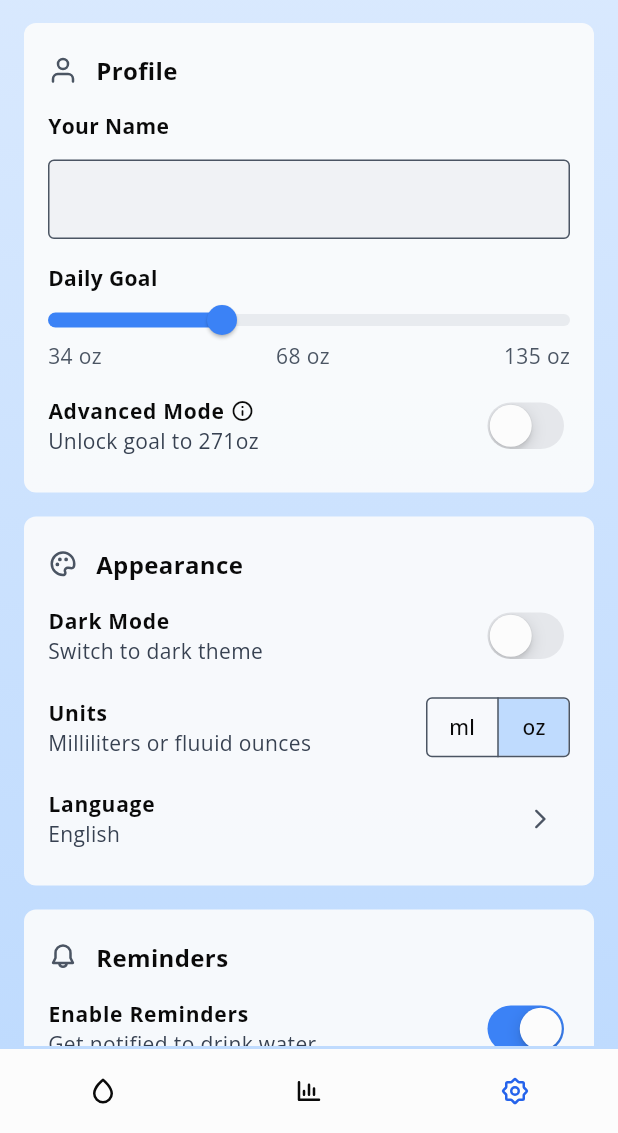
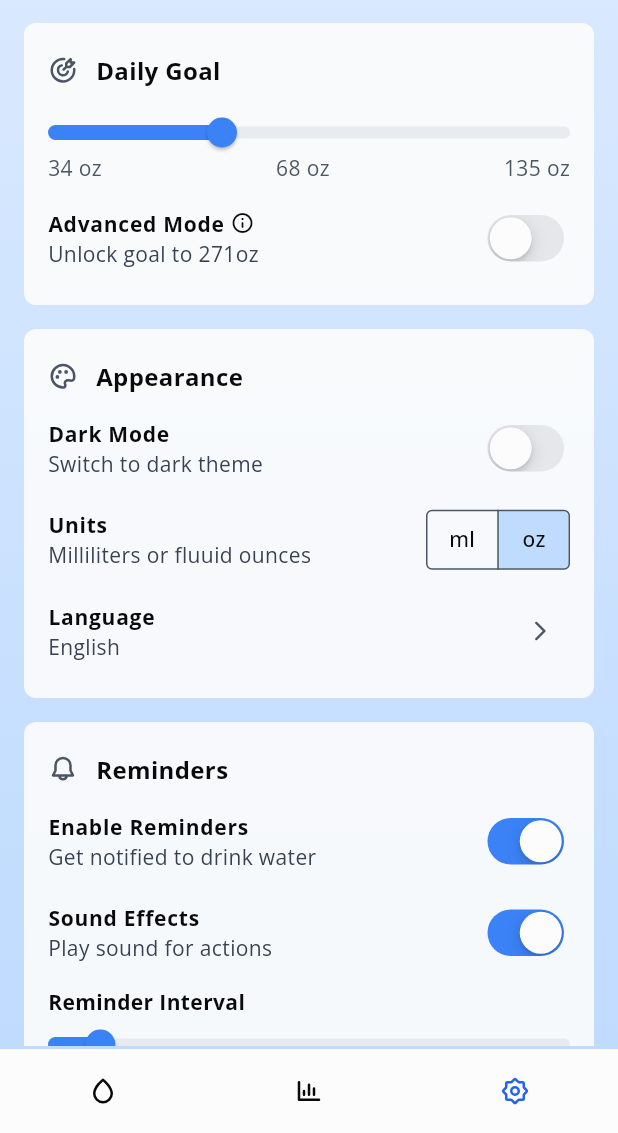
Before and after one commit to xaistrying/water-tracker-app, a Flutter app: the SettingsScreen screen opened by its route, after a tap on "oz", on a phone screen of 412 x 824 dp, the part 103-1236 px from its top. Run offline on Flutter 3.47's test engine with Material 3 defaults, Android fonts, the phone set to English and light mode, and no system bars; our stand-ins replace bloc, expandable_page_view, flutter_bloc, flutter_local_notifications, flutter_svg, flutter_timezone and 9 more; accounts and stored records are empty; generated files the repository leaves out were written again.

Commit message:
refactor: migrate functionality from profile to progress repository

```diff
--- a/lib/app/di/injector.dart
+++ b/lib/app/di/injector.dart
@@ -4,7 +4,6 @@ import 'package:shared_preferences/shared_preferences.dart';
 
 // Project imports:
 import 'package:water_tracker_app/data/datasources/config_data_source.dart';
-import 'package:water_tracker_app/data/datasources/profile_data_source.dart';
 import 'package:water_tracker_app/data/datasources/quick_add_data_source.dart';
 import 'package:water_tracker_app/data/datasources/reminder_data_source.dart';
 import 'package:water_tracker_app/data/datasources/retention_period_data_source.dart';
@@ -12,13 +11,11 @@ import 'package:water_tracker_app/data/datasources/units_data_source.dart';
 import 'package:water_tracker_app/data/repositories/reminder_repository_impl.dart';
 import 'package:water_tracker_app/data/repositories/units_repository_impl.dart';
 import 'package:water_tracker_app/domain/repositories/config_repository.dart';
-import 'package:water_tracker_app/domain/repositories/profile_repository.dart';
 import 'package:water_tracker_app/domain/repositories/quick_add_repository.dart';
 import 'package:water_tracker_app/domain/repositories/reminder_repository.dart';
 import 'package:water_tracker_app/domain/repositories/units_repository.dart';
 import '../../data/datasources/progress_data_source.dart';
 import '../../data/repositories/config_repository_impl.dart';
-import '../../data/repositories/profile_repository_impl.dart';
 import '../../data/repositories/progress_repository_impl.dart';
 import '../../data/repositories/quick_add_repository_impl.dart';
 import '../../data/repositories/retention_repository_impl.dart';
@@ -29,6 +26,7 @@ import '../service/app_prefs_service.dart';
 final getIt = GetIt.instance;
 
 Future<void> initDependencies() async {
+  // Dependencies //
   final sharedPreferences = await SharedPreferences.getInstance();
   getIt.registerSingleton<SharedPreferences>(sharedPreferences);
 
@@ -37,7 +35,6 @@ Future<void> initDependencies() async {
 
   // Data Source //
   getIt.registerLazySingleton<UnitsDataSource>(() => UnitsDataSourceImpl());
-  getIt.registerLazySingleton<ProfileDataSource>(() => ProfileDataSourceImpl());
   getIt.registerLazySingleton<ConfigDataSource>(() => ConfigDataSourceImpl());
   getIt.registerLazySingleton<QuickAddDataSource>(
     () => QuickAddDataSourceImpl(),
@@ -54,7 +51,6 @@ Future<void> initDependencies() async {
 
   // Repository //
   getIt.registerLazySingleton<UnitsRepository>(() => UnitsRepositoryImpl());
-  getIt.registerLazySingleton<ProfileRepository>(() => ProfileRepositoryImpl());
   getIt.registerLazySingleton<ConfigRepository>(() => ConfigRepositoryImpl());
   getIt.registerLazySingleton<QuickAddRepository>(
     () => QuickAddRepositoryImpl(),
--- a/lib/app/l10n/app_en.arb
+++ b/lib/app/l10n/app_en.arb
@@ -44,8 +44,6 @@
     "goals_met": "Goals Met",
     "success_rate": "Success Rate",
 
-    "profile": "Profile",
-    "your_name": "Your Name",
     "daily_goal": "Daily Goal",
     "advanced_mode": "Advanced Mode",
     "advanced_mode_description": "Unlock goal to {value}{unit}",
--- a/lib/app/l10n/app_vi.arb
+++ b/lib/app/l10n/app_vi.arb
@@ -44,8 +44,6 @@
     "goals_met": "Đạt Mục Tiêu",
     "success_rate": "Hoàn Thành",
 
-    "profile": "Hồ sơ",
-    "your_name": "Tên của bạn",
     "daily_goal": "Mục tiêu mỗi ngày",
     "advanced_mode": "Chế độ nâng cao",
     "advanced_mode_description": "Mở khóa mục tiêu lên {value}{unit}",
--- a/lib/domain/repositories/profile_repository.dart
+++ /dev/null
@@ -1,12 +0,0 @@
-// Package imports:
-import 'package:fpdart/fpdart.dart';
-
-// Project imports:
-import '../../app/error/failure.dart';
-
-abstract class ProfileRepository {
-  Either<Failure, String> getUserName();
-  Future<Either<Failure, void>> cacheUserName({required String userName});
-  Either<Failure, bool?> getAdvancedModeStatus();
-  Future<Either<Failure, void>> cacheAdvancedModeStatus({required bool status});
-}
--- a/lib/domain/repositories/progress_repository.dart
+++ b/lib/domain/repositories/progress_repository.dart
@@ -9,6 +9,10 @@ abstract class ProgressRepository {
   // Daily Goal
   Either<Failure, double> getDailyGoal();
   Future<Either<Failure, void>> cacheDailyGoal({required double value});
+
+  // Advanced Mode Status
+  Either<Failure, bool?> getAdvancedModeStatus();
+  Future<Either<Failure, void>> cacheAdvancedModeStatus({required bool status});
 
   // Daily Intake
   Either<Failure, double> getDailyIntake();
--- a/lib/presentation/settings/components/settings_profile.dart
+++ b/lib/presentation/settings/components/settings_daily_goal.dart
@@ -14,7 +14,6 @@ import 'package:water_tracker_app/app/extension/context_extension.dart';
 import 'package:water_tracker_app/app/functions/unit_converter.dart';
 import 'package:water_tracker_app/app/widget/dialog_widget.dart';
 import 'package:water_tracker_app/app/widget/info_dialog_widget.dart';
-import 'package:water_tracker_app/app/widget/text_form_field_widget.dart';
 import 'package:water_tracker_app/presentation/settings/widget/slider_widget.dart';
 import '../../../app/constant/image_constant.dart';
 import '../../../app/theme/app_color.dart';
@@ -22,28 +21,8 @@ import '../../../app/theme/app_dimens.dart';
 import '../../../app/widget/custom_card_widget.dart';
 import '../widget/feature_item_widget.dart';
 
-class SettingsProfile extends StatefulWidget {
-  const SettingsProfile({super.key});
-
-  @override
-  State<SettingsProfile> createState() => _SettingsProfileState();
-}
-
-class _SettingsProfileState extends State<SettingsProfile> {
-  final _userNameTextController = TextEditingController();
-
-  @override
-  void initState() {
-    super.initState();
-    final appDataCubit = context.read<AppDataCubit>().state.data;
-    _userNameTextController.text = appDataCubit.userName;
-  }
-
-  @override
-  void dispose() {
-    super.dispose();
-    _userNameTextController.dispose();
-  }
+class SettingsDailyGoal extends StatelessWidget {
+  const SettingsDailyGoal({super.key});
 
   @override
   Widget build(BuildContext context) {
@@ -61,38 +40,20 @@ class _SettingsProfileState extends State<SettingsProfile> {
       spacing: AppDimens.padding12,
       crossAxisAlignment: CrossAxisAlignment.start,
       children: [
-        Padding(
-          padding: const EdgeInsets.only(top: AppDimens.padding4),
-          child: Text(
-            context.loc.your_name,
-            style: TextStyle(
-              fontSize: AppDimens.fontSizeDefault,
-              fontWeight: FontWeight.bold,
-              color: AppColor.getWhiteBlack(context),
-            ),
-          ),
-        ),
-        TextFormFieldWidget(
-          controller: _userNameTextController,
-          onTapOutside: () => context.read<AppDataCubit>().updateUserName(
-            _userNameTextController.text,
-          ),
-          isDense: false,
-        ),
         Column(
           crossAxisAlignment: CrossAxisAlignment.start,
           children: [
-            Padding(
-              padding: const EdgeInsets.only(top: AppDimens.padding4),
-              child: Text(
-                context.loc.daily_goal,
-                style: TextStyle(
-                  fontSize: AppDimens.fontSizeDefault,
-                  fontWeight: FontWeight.bold,
-                  color: AppColor.getWhiteBlack(context),
-                ),
-              ),
-            ),
+            // Padding(
+            //   padding: const EdgeInsets.only(top: AppDimens.padding4),
+            //   child: Text(
+            //     context.loc.daily_goal,
+            //     style: TextStyle(
+            //       fontSize: AppDimens.fontSizeDefault,
+            //       fontWeight: FontWeight.bold,
+            //       color: AppColor.getWhiteBlack(context),
+            //     ),
+            //   ),
+            // ),
             BlocBuilder<AppDataCubit, AppDataState>(
               builder: (context, state) {
                 final dailyGoal = state.data.dailyGoal;
@@ -260,7 +221,7 @@ class _SettingsProfileState extends State<SettingsProfile> {
       spacing: AppDimens.padding12,
       children: [
         SvgPicture.asset(
-          ImageConstant.user,
+          ImageConstant.target,
           colorFilter: ColorFilter.mode(
             AppColor.getGreyColorForText(context),
             BlendMode.srcIn,
@@ -268,7 +229,7 @@ class _SettingsProfileState extends State<SettingsProfile> {
           height: AppDimens.iconSize20,
         ),
         Text(
-          context.loc.profile,
+          context.loc.daily_goal,
           style: TextStyle(
             fontSize: AppDimens.fontSize16,
             fontWeight: FontWeight.bold,
--- a/lib/presentation/settings/settings_screen.dart
+++ b/lib/presentation/settings/settings_screen.dart
@@ -12,9 +12,9 @@ import 'package:water_tracker_app/presentation/settings/cubit/hydration_calculat
 import '../../app/theme/app_color.dart';
 import '../../app/theme/app_dimens.dart';
 import 'components/settings_appearance.dart';
+import 'components/settings_daily_goal.dart';
 import 'components/settings_header.dart';
 import 'components/settings_hydration_calculator.dart';
-import 'components/settings_profile.dart';
 import 'components/settings_storage.dart';
 
 class SettingsScreen extends StatefulWidget {
@@ -64,7 +64,7 @@ class SettingsScreenState extends State<SettingsScreen> {
                   delegate: SliverChildListDelegate([
                     const SettingsHeader(),
                     const SizedBox(height: AppDimens.padding16),
-                    const SettingsProfile(),
+                    const SettingsDailyGoal(),
                     const SizedBox(height: AppDimens.padding16),
                     const SettingsAppearance(),
                     const SizedBox(height: AppDimens.padding16),
--- a/pubspec.yaml
+++ b/pubspec.yaml
@@ -1,7 +1,7 @@
 name: water_tracker_app
 description: "A new Flutter project."
 publish_to: 'none'
-version: 1.1.0+3
+version: 1.2.0+4
 
 environment:
   sdk: ^3.8.1
```
Also changed, not shown: lib/app/bloc/app_data/app_data_cubit.dart (+2 -11 lines), lib/app/service/notification_service.dart (+9 -8 lines), lib/data/datasources/profile_data_source.dart (deleted, +0 -37 lines), lib/data/datasources/progress_data_source.dart (+15 -0 lines), lib/data/repositories/profile_repository_impl.dart (deleted, +0 -56 lines), lib/data/repositories/progress_repository_impl.dart (+22 -0 lines), lib/app/l10n/generated/app_localizations.dart, lib/app/l10n/generated/app_localizations_en.dart, lib/app/l10n/generated/app_localizations_vi.dart.
